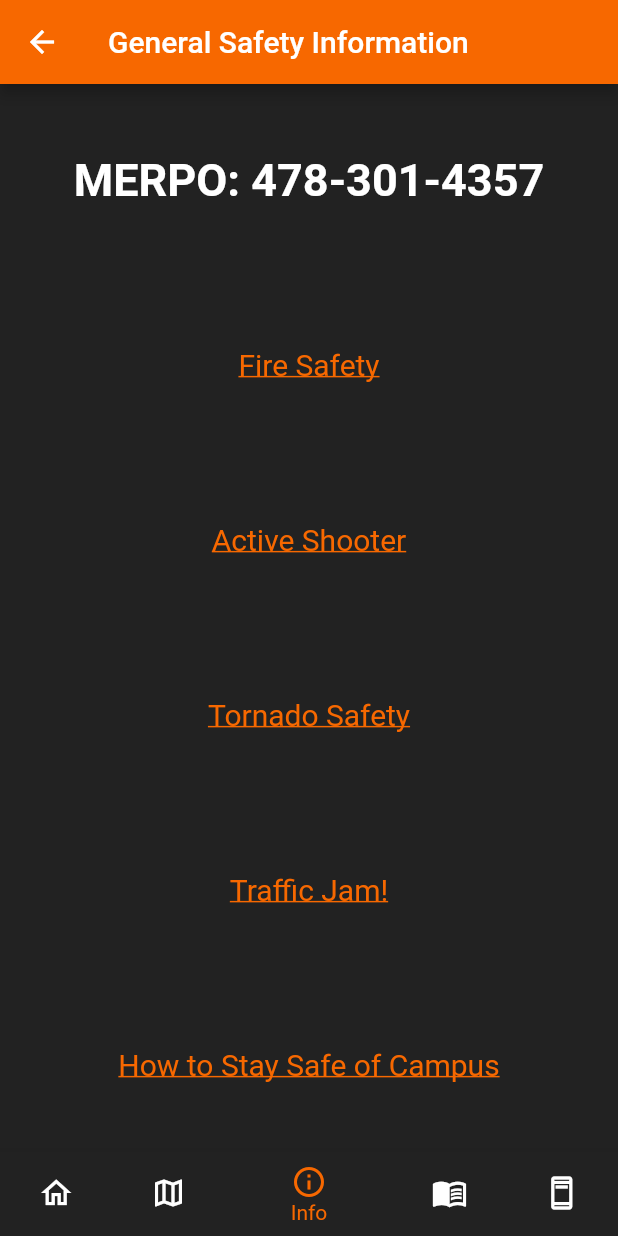
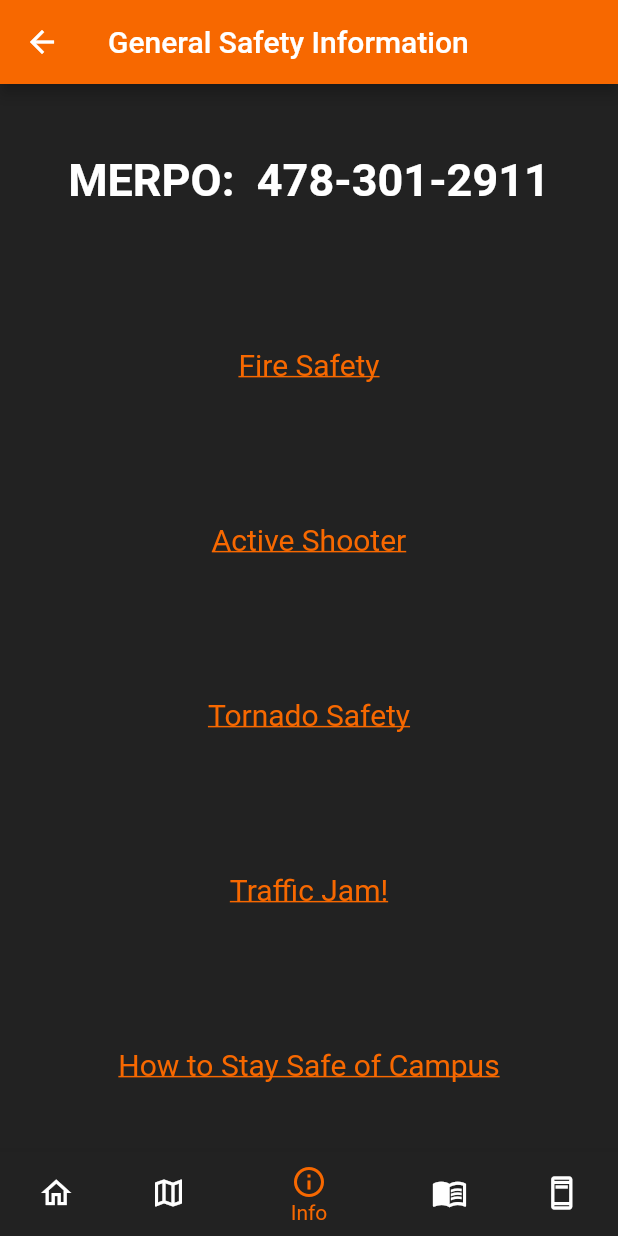
Before and after one commit to Jacob2740/MercerSafe, a Flutter app: the GenSafetyInfo screen opened by its route, on a phone screen of 412 x 824 dp. Run offline on Flutter 3.47's test engine with Material 2 defaults, Android fonts, the light colour scheme and no system bars; our stand-ins replace google_maps_flutter.

Commit message:
changed the MERPO phone number on the gen safety info page

```diff
--- a/lib/general_safety_info_screen.dart
+++ b/lib/general_safety_info_screen.dart
@@ -35,7 +35,7 @@ class _GenSafetyInfoState extends State<GenSafetyInfo> {
             children:  <Widget>[
               Padding(
                   padding: const EdgeInsets.all(padVal),
-                  child: Text('MERPO: 478-301-4357',
+                  child: Text('MERPO:  478-301-2911',
                     style: TextStyle(fontSize:30,  color: mercerWhite, fontWeight: FontWeight.bold),)
               ) ,
 
```
